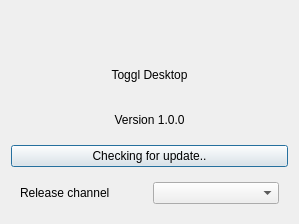
Old version of the form src/ui/linux/TogglDesktop/aboutdialog.ui in the repository toggl-open-source/toggldesktop.
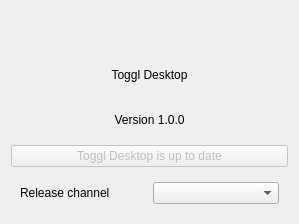
New version of the form.

Commit message: Checking for update.. was clickable, fixes #1252 (linux)

```diff
--- a/src/ui/linux/TogglDesktop/aboutdialog.ui
+++ b/src/ui/linux/TogglDesktop/aboutdialog.ui
@@ -43,8 +43,11 @@
    </item>
    <item>
     <widget class="QPushButton" name="updateButton">
+     <property name="enabled">
+      <bool>false</bool>
+     </property>
      <property name="text">
-      <string>Checking for update..</string>
+      <string>Toggl Desktop is up to date</string>
      </property>
     </widget>
    </item>
```
